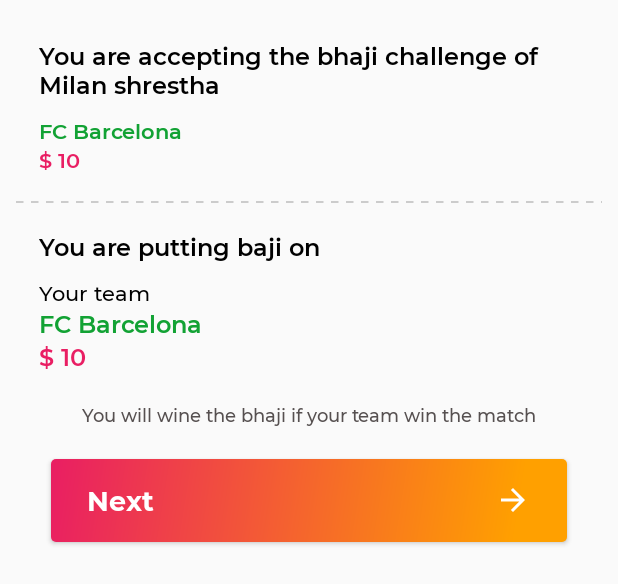
After one commit to milan837/baji, an Android app: the layout fragment_bottom_sheet_accept_baji_layout.xml on its own in the app's theme, with its tools: preview values and no code run, on a phone screen of 412 x 824 dp. The commit adds this screen. Shown: the top 584 px of the screen. Run offline under Robolectric (Android 15) with nearby library versions, the phone set to English and light mode, and no system bars; network calls fail.

Commit message:
bottom fragments adjustment

```diff
--- a/app/src/main/java/com/example/baji/HomeActivity/MatchesFragment/MatchesProfile/MatchesProfileFragment.java
+++ b/app/src/main/java/com/example/baji/HomeActivity/MatchesFragment/MatchesProfile/MatchesProfileFragment.java
@@ -110,7 +110,8 @@
         createNewBaji.setOnClickListener(new View.OnClickListener() {
             @Override
             public void onClick(View v) {
-                CreateNewBajiBottomFragment.getInstance().show(getChildFragmentManager(),"createNewBajiFragment");
+                CreateNewBajiBottomFragment createNewBajiBottomFragment=CreateNewBajiBottomFragment.getInstance();
+                createNewBajiBottomFragment.show(getChildFragmentManager(),"createNewBajiFragment");
             }
         });
 
--- /dev/null
+++ b/app/src/main/res/layout/fragment_bottom_sheet_accept_baji_layout.xml
@@ -0,0 +1,148 @@
+<?xml version="1.0" encoding="utf-8"?>
+<LinearLayout xmlns:android="http://schemas.android.com/apk/res/android"
+    android:orientation="vertical" android:layout_width="match_parent"
+    android:layout_height="match_parent"
+    android:padding="10dp">
+
+    <LinearLayout
+        android:layout_width="match_parent"
+        android:layout_height="wrap_content"
+        android:orientation="vertical"
+        android:layout_margin="16dp">
+
+        <TextView
+            android:id="@+id/offered_username"
+            android:layout_width="match_parent"
+            android:layout_height="wrap_content"
+            android:text="You are accepting the bhaji challenge of Milan shrestha"
+            android:fontFamily="@font/semibold"
+            android:textSize="16dp"
+            android:textColor="#000"
+            />
+
+        <TextView
+            android:id="@+id/offered_team"
+            android:layout_marginTop="10dp"
+            android:layout_width="match_parent"
+            android:layout_height="wrap_content"
+            android:text="FC Barcelona"
+            android:fontFamily="@font/semibold"
+            android:textSize="14dp"
+            android:textColor="@color/green"
+            />
+
+        <TextView
+            android:id="@+id/offered_amount"
+            android:layout_width="match_parent"
+            android:layout_height="wrap_content"
+            android:text="$ 10"
+            android:fontFamily="@font/semibold"
+            android:textSize="14dp"
+            android:textColor="@color/appColor1"
+            />
+
+    </LinearLayout>
+
+
+    <!-- dash border -->
+    <RelativeLayout
+        android:layout_width="match_parent"
+        android:layout_height="5dp"
+        android:background="@drawable/dash_line"
+        android:layerType="software"
+        />
+
+    <LinearLayout
+        android:layout_width="match_parent"
+        android:layout_height="wrap_content"
+        android:orientation="vertical"
+        android:layout_margin="16dp">
+
+        <TextView
+            android:layout_width="match_parent"
+            android:layout_height="wrap_content"
+            android:text="You are putting baji on"
+            android:fontFamily="@font/semibold"
+            android:textSize="16dp"
+            android:textColor="#000"
+            />
+
+        <TextView
+            android:layout_marginTop="10dp"
+            android:layout_width="match_parent"
+            android:layout_height="wrap_content"
+            android:text="Your team"
+            android:fontFamily="@font/medium"
+            android:textSize="14dp"
+            android:textColor="#000"
+            />
+
+        <TextView
+            android:id="@+id/selected_team"
+            android:layout_width="match_parent"
+            android:layout_height="wrap_content"
+            android:text="FC Barcelona"
+            android:fontFamily="@font/semibold"
+            android:textSize="16dp"
+            android:textColor="@color/green"
+            />
+
+        <TextView
+            android:id="@+id/selected_amount"
+            android:layout_width="match_parent"
+            android:layout_height="wrap_content"
+            android:text="$ 10"
+            android:fontFamily="@font/semibold"
+            android:textSize="16dp"
+            android:textColor="@color/appColor1"
+            />
+
+        <TextView
+            android:layout_marginTop="20dp"
+            android:layout_gravity="center"
+            android:layout_width="wrap_content"
+            android:layout_height="wrap_content"
+            android:text="You will wine the bhaji if your team win the match"
+            android:fontFamily="@font/medium"
+            android:textSize="12dp"
+            android:textColor="@color/gray"
+            />
+
+    </LinearLayout>
+
+    <RelativeLayout
+        android:id="@+id/next_button"
+        android:layout_marginLeft="24dp"
+        android:layout_marginRight="24dp"
+        android:layout_marginTop="5dp"
+        android:layout_marginBottom="24dp"
+        android:layout_width="match_parent"
+        android:layout_height="55dp"
+        android:padding="8dp"
+        android:elevation="2dp"
+        android:background="@drawable/button_with_orange_pr_bg">
+
+        <TextView
+            android:layout_marginLeft="16dp"
+            android:layout_centerVertical="true"
+            android:layout_width="wrap_content"
+            android:layout_height="wrap_content"
+            android:text="Next"
+            android:textColor="#FFF"
+            android:layout_alignParentLeft="true"
+            android:fontFamily="@font/bold"
+            android:textSize="18dp"/>
+
+        <ImageView
+            android:layout_marginRight="16dp"
+            android:layout_centerVertical="true"
+            android:layout_alignParentRight="true"
+            android:layout_width="wrap_content"
+            android:layout_height="wrap_content"
+            android:src="@drawable/ic_arrow_forward_black_24dp"
+            android:layout_gravity="center_horizontal"/>
+
+    </RelativeLayout>
+
+
+</LinearLayout>
--- a/app/src/main/res/layout/fragment_bottom_sheet_create_new_baji_layout.xml
+++ b/app/src/main/res/layout/fragment_bottom_sheet_create_new_baji_layout.xml
@@ -59,6 +59,7 @@
         android:id="@+id/teamRadioGroup">
 
         <RadioButton
+            android:id="@+id/team_one"
             android:checked="true"
             android:layout_width="wrap_content"
             android:layout_height="wrap_content"
@@ -67,6 +68,7 @@
             android:text="FC Barcelona"/>
 
         <RadioButton
+            android:id="@+id/team_two"
             android:layout_width="wrap_content"
             android:layout_height="wrap_content"
             android:textSize="14dp"
@@ -90,6 +92,7 @@
         />
 
     <Spinner
+        android:id="@+id/amount_spinner"
         android:layout_width="match_parent"
         android:layout_height="50dp"
         android:layout_marginLeft="30dp"
@@ -98,6 +101,7 @@
 
 
     <RelativeLayout
+        android:id="@+id/next_button"
         android:layout_margin="24dp"
         android:layout_width="match_parent"
         android:layout_height="55dp"
```
Also changed, not shown: app/src/main/java/com/example/baji/HomeActivity/MatchesFragment/MatchesProfile/BottomFragment/AcceptBaji/AcceptBajiBottomFragment.java (+48 -1 lines), app/src/main/java/com/example/baji/HomeActivity/MatchesFragment/MatchesProfile/BottomFragment/CreateNewBaij/CreateNewBajiBottomFragment.java (+33 -5 lines), app/src/main/java/com/example/baji/HomeActivity/MatchesFragment/MatchesProfile/BottomFragment/PaymentMethod/PaymentMethodBottomFragment.java (+27 -1 lines), app/src/main/java/com/example/baji/HomeActivity/MatchesFragment/MatchesProfile/OpenBajiListFragment/OpenBajiRecyclerViewAdapter.java (+10 -0 lines), app/src/main/res/layout/adapter_spinner.xml (added, +14 -0 lines), app/src/main/res/layout/fragment_bottom_sheet_payment_layout.xml (added, +128 -0 lines).
